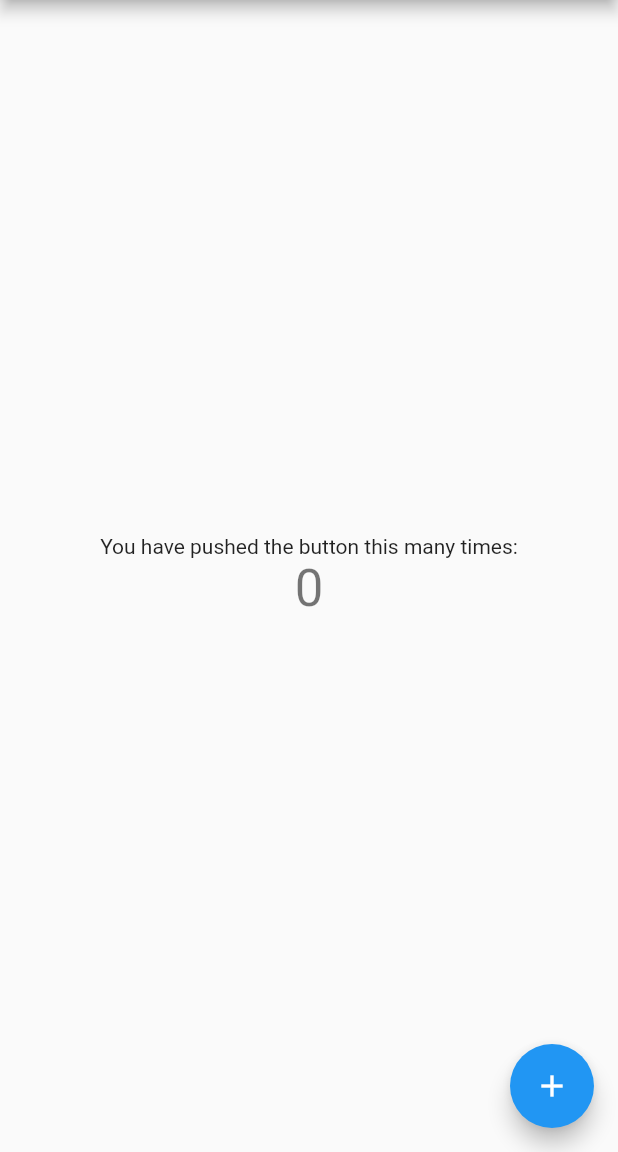
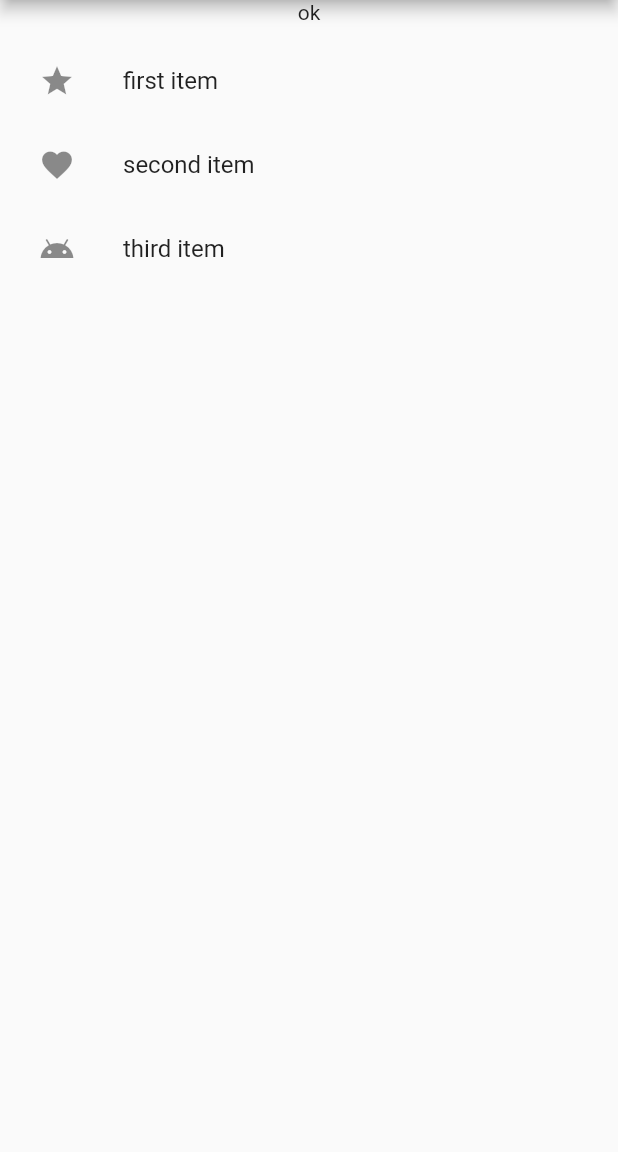
Before and after one commit to meganerisu/iky03, a Flutter app: the screen it shows after launch, on a phone screen of 412 x 824 dp, the part 84-1236 px from its top. Run offline on Flutter 3.47's test engine with Material 2 defaults, Android fonts, the phone set to English and light mode, and no system bars.

Commit message:
ListViewの表示ができたよ

```diff
--- a/lib/main.dart
+++ b/lib/main.dart
@@ -9,103 +9,119 @@ class MyApp extends StatelessWidget {
     return MaterialApp(
       title: 'Flutter Demo',
       theme: ThemeData(
-        // This is the theme of your application.
-        //
-        // Try running your application with "flutter run". You'll see the
-        // application has a blue toolbar. Then, without quitting the app, try
-        // changing the primarySwatch below to Colors.green and then invoke
-        // "hot reload" (press "r" in the console where you ran "flutter run",
-        // or simply save your changes to "hot reload" in a Flutter IDE).
-        // Notice that the counter didn't reset back to zero; the application
-        // is not restarted.
         primarySwatch: Colors.blue,
       ),
-      home: MyHomePage(title: 'Flutter Demo Home Page'),
+      home: ListPostsPage(title: 'Flutter Demo Home Page'),
     );
   }
 }
 
-class MyHomePage extends StatefulWidget {
-  MyHomePage({Key key, this.title}) : super(key: key);
-
-  // This widget is the home page of your application. It is stateful, meaning
-  // that it has a State object (defined below) that contains fields that affect
-  // how it looks.
-
-  // This class is the configuration for the state. It holds the values (in this
-  // case the title) provided by the parent (in this case the App widget) and
-  // used by the build method of the State. Fields in a Widget subclass are
-  // always marked "final".
+class ListPostsPage extends StatefulWidget {
+  ListPostsPage({Key key, this.title}) : super(key: key);
 
   final String title;
 
   @override
-  _MyHomePageState createState() => _MyHomePageState();
+  _ListPostsPagState createState() => _ListPostsPagState();
 }
 
-class _MyHomePageState extends State<MyHomePage> {
-  int _counter = 0;
+class _ListPostsPagState extends State<ListPostsPage> {
+  final List<Widget> _Posts = <Widget>[
+    ListTile(
+      leading: const Icon(Icons.star),
+      title: const Text("first item"),
+      /*selected: _index == 1,
+      onTap: () {
+        _index = 1;
+        tapTile();
+      },*/
+    ),
+    ListTile(
+      leading: const Icon(Icons.favorite),
+      title: const Text("second item"),
+      /*selected: _index == 2,
+      onTap: () {
+        _index = 2;
+        tapTile();
+      },*/
+    ),
+    ListTile(
+      leading: const Icon(Icons.android),
+      title: const Text("third item"),
+      /*selected: _index == 3,
+      onTap: () {
+        _index = 2;
+        tapTile();
+      },*/
+    ),
+  ];
+  String _message;
+  int _index;
 
-  void _incrementCounter() {
-    setState(() {
-      // This call to setState tells the Flutter framework that something has
-      // changed in this State, which causes it to rerun the build method below
-      // so that the display can reflect the updated values. If we changed
-      // _counter without calling setState(), then the build method would not be
-      // called again, and so nothing would appear to happen.
-      _counter++;
-    });
+  @override
+  void initState() {
+    _message = "ok";
+    super.initState();
   }
 
   @override
   Widget build(BuildContext context) {
-    // This method is rerun every time setState is called, for instance as done
-    // by the _incrementCounter method above.
-    //
-    // The Flutter framework has been optimized to make rerunning build methods
-    // fast, so that you can just rebuild anything that needs updating rather
-    // than having to individually change instances of widgets.
     return Scaffold(
       appBar: AppBar(
-        // Here we take the value from the MyHomePage object that was created by
-        // the App.build method, and use it to set our appbar title.
         title: Text(widget.title),
       ),
-      body: Center(
-        // Center is a layout widget. It takes a single child and positions it
-        // in the middle of the parent.
+      body: SingleChildScrollView(
         child: Column(
-          // Column is also a layout widget. It takes a list of children and
-          // arranges them vertically. By default, it sizes itself to fit its
-          // children horizontally, and tries to be as tall as its parent.
-          //
-          // Invoke "debug painting" (press "p" in the console, choose the
-          // "Toggle Debug Paint" action from the Flutter Inspector in Android
-          // Studio, or the "Toggle Debug Paint" command in Visual Studio Code)
-          // to see the wireframe for each widget.
-          //
-          // Column has various properties to control how it sizes itself and
-          // how it positions its children. Here we use mainAxisAlignment to
-          // center the children vertically; the main axis here is the vertical
-          // axis because Columns are vertical (the cross axis would be
-          // horizontal).
-          mainAxisAlignment: MainAxisAlignment.center,
+          mainAxisSize: MainAxisSize.min,
+          mainAxisAlignment: MainAxisAlignment.spaceAround,
           children: <Widget>[
             Text(
-              'You have pushed the button this many times:',
+              _message,
             ),
-            Text(
-              '$_counter',
-              style: Theme.of(context).textTheme.display1,
+            ListView(
+              shrinkWrap: true,
+              padding: const EdgeInsets.all(10),
+              children: _Posts,
+
+              /*children: <Widget>[
+                ListTile(
+                  leading: const Icon(Icons.star),
+                  title: const Text("first item"),
+                  selected: _index == 1,
+                  onTap: () {
+                    _index = 1;
+                    tapTile();
+                  },
+                ),
+                ListTile(
+                  leading: const Icon(Icons.star),
+                  title: const Text("second item"),
+                  selected: _index == 2,
+                  onTap: () {
+                    _index = 2;
+                    tapTile();
+                  },
+                ),
+                ListTile(
+                  leading: const Icon(Icons.star),
+                  title: const Text("third item"),
+                  selected: _index == 3,
+                  onTap: () {
+                    _index = 2;
+                    tapTile();
+                  },
+                ),
+              ],*/
             ),
           ],
         ),
       ),
-      floatingActionButton: FloatingActionButton(
-        onPressed: _incrementCounter,
-        tooltip: 'Increment',
-        child: Icon(Icons.add),
-      ), // This trailing comma makes auto-formatting nicer for build methods.
     );
   }
+
+  void tapTile() {
+    setState(() {
+      _message = "You tapped: No, $_index";
+    });
+  }
 }
```
